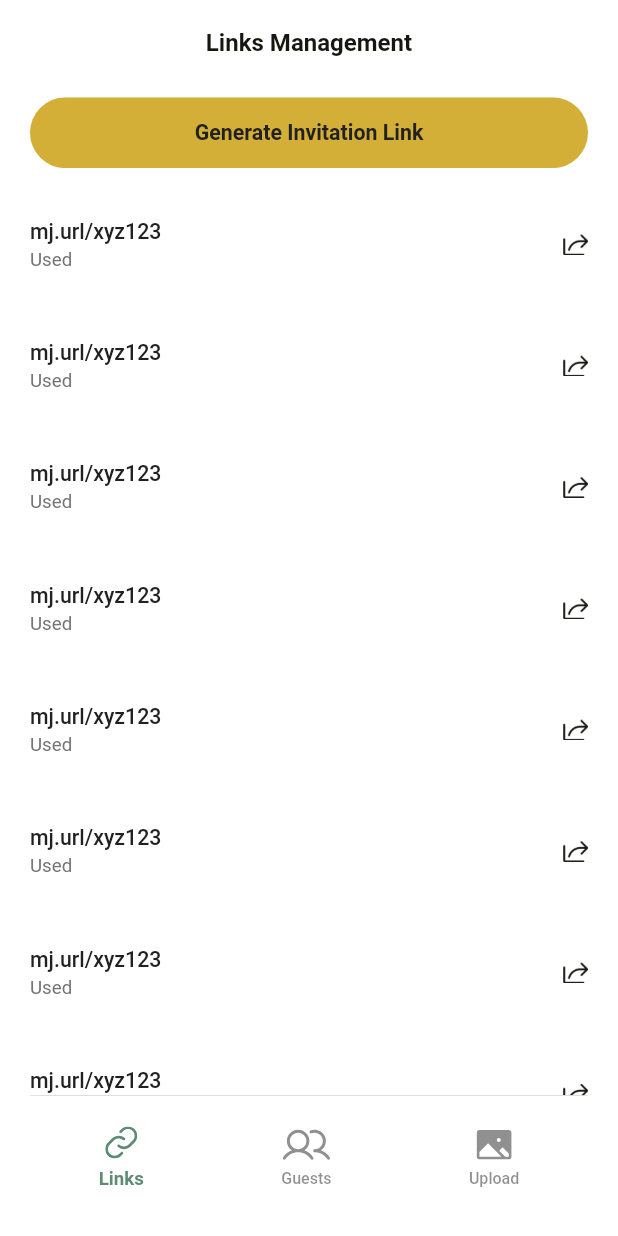
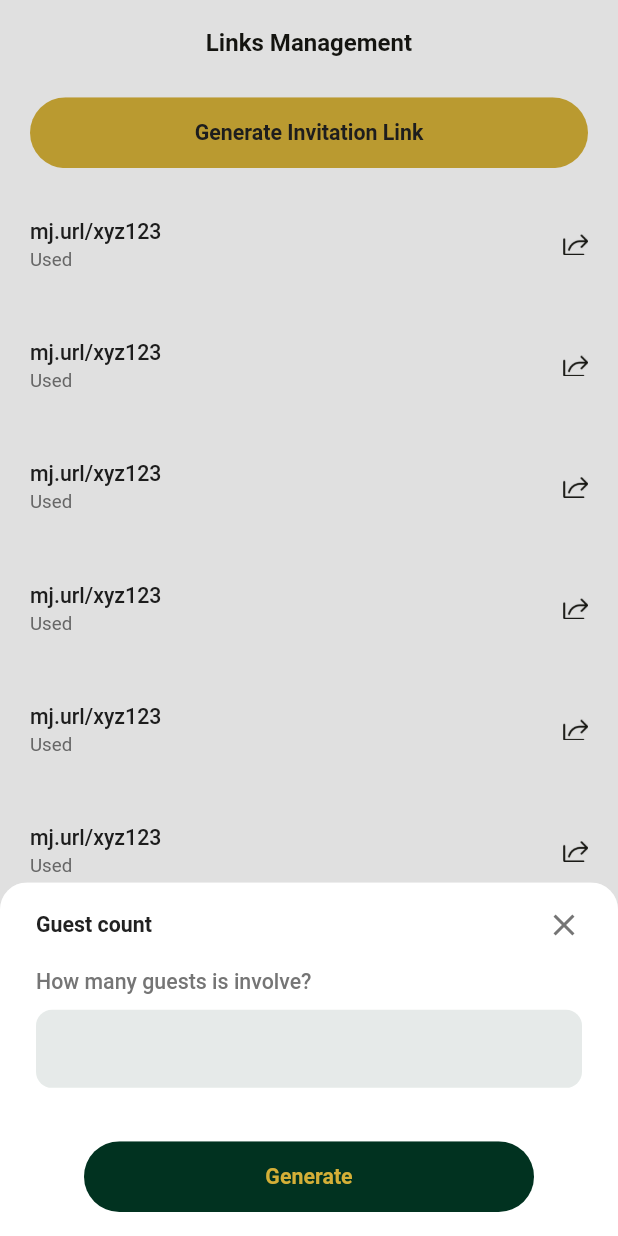
Before and after one commit to devpitch/mj25-mobile, a Flutter app: the DashboardView screen opened by its route, after a tap on "Generate Invitation Link", on a phone screen of 412 x 824 dp. Run offline on Flutter 3.47's test engine with Material 3 defaults, Android fonts, the phone set to English and light mode, and no system bars; drawn by our look-alikes of skeletonizer; our stand-ins replace another_flushbar, connectivity_plus, dio, dotted_border, flutter_hooks, flutter_image_compress and 19 more; missing offline and left inert: syncfusion_flutter_barcodes; accounts and stored records are empty; Roboto replaces fonts that are missing (SFProDisplay).

Commit message:
wip: handling guest list sheet

```diff
--- /dev/null
+++ b/lib/cores/widgets/app_bottom_sheet.dart
@@ -0,0 +1,95 @@
+import 'package:event_handler/config/theme/app_theme.dart';
+import 'package:flutter/material.dart';
+import 'package:modal_bottom_sheet/modal_bottom_sheet.dart';
+
+import 'custom_text.dart';
+
+class AppBottomSheet extends StatelessWidget {
+  const AppBottomSheet({
+    super.key,
+    required this.child,
+    this.title,
+    this.isDismissible = true,
+    this.horizontalPadding = 24,
+    this.isScrollable = true,
+  });
+
+  final Widget child;
+  final String? title;
+  final bool isDismissible;
+  final double horizontalPadding;
+  final bool isScrollable;
+
+  static Future show(
+    BuildContext context, {
+    required Widget child,
+    String title = "",
+    bool isDismissible = true,
+    double horizontalPadding = 24,
+    bool isScrollable = true,
+    bool expand = false,
+  }) {
+    return showCupertinoModalBottomSheet(
+      context: context,
+      isDismissible: isDismissible,
+      topRadius: const Radius.circular(18),
+      expand: expand,
+      builder: (_) => AppBottomSheet(
+        title: title,
+        horizontalPadding: horizontalPadding,
+        isDismissible: isDismissible,
+        isScrollable: isScrollable,
+        child: child,
+      ),
+    );
+  }
+
+  @override
+  Widget build(BuildContext context) {
+    return Material(
+      color: context.backgroundColor,
+      child: SafeArea(
+        child: Padding(
+          padding: EdgeInsets.symmetric(horizontal: horizontalPadding),
+          child: isScrollable
+              ? SingleChildScrollView(child: _buildBody(context))
+              : _buildBody(context),
+        ),
+      ),
+    );
+  }
+
+  Widget _buildBody(BuildContext context) {
+    return Column(
+      // mainAxisSize: MainAxisSize.min,
+      crossAxisAlignment: CrossAxisAlignment.start,
+      children: [
+        Padding(
+          padding: const EdgeInsets.symmetric(vertical: 16.0),
+          child: Row(
+            mainAxisAlignment: MainAxisAlignment.spaceBetween,
+            children: [
+              CustomText(
+                text: title ?? "",
+                color: context.contentPrimary,
+                size: 16,
+                weight: FontWeight.w700,
+              ),
+              Visibility(
+                visible: isDismissible,
+                child: GestureDetector(
+                  onTap: () {
+                    Navigator.pop(context);
+                  },
+                  child: Icon(Icons.clear, color: context.contentTertiary),
+                ),
+              ),
+            ],
+          ),
+        ),
+        isScrollable ? child : Expanded(child: child),
+        const SizedBox(height: 16),
+      ],
+    );
+  }
+}
--- a/lib/modules/dashboard/provider/dashboard_provider.dart
+++ b/lib/modules/dashboard/provider/dashboard_provider.dart
@@ -5,11 +5,14 @@ import 'dart:io';
 import 'package:crypto/crypto.dart';
 import 'package:event_handler/config/route/route_mapping.dart';
 import 'package:event_handler/cores/utils/image_service.dart';
+import 'package:event_handler/cores/widgets/app_bottom_sheet.dart';
 import 'package:event_handler/main.dart';
 import 'package:event_handler/modules/dashboard/models/upload_image_model.dart';
 import 'package:flutter/src/widgets/framework.dart';
 import 'package:get/get.dart';
 import 'package:hooks_riverpod/hooks_riverpod.dart';
+
+import '../widgets/dashboard_widgets_exporter.dart';
 
 class DashboardNotifier extends StateNotifier<DashboardState> {
   DashboardNotifier() : super(DashboardState());
@@ -58,6 +61,33 @@ class DashboardNotifier extends StateNotifier<DashboardState> {
       log(":: This is the error during file opening::: $e");
     }
   }
+
+  openSheet({required BuildContext context, required String type}) async {
+    try {
+      switch (type) {
+        case "generateLink":
+          {
+            AppBottomSheet.show(
+              context,
+              title: "Guest count",
+              child: UserCountBottomSheet(),
+            );
+            break;
+          }
+        case "tagGuest":
+          {
+            AppBottomSheet.show(
+              context,
+              title: "Tag Guests",
+              child: GuestListSheet(),
+            );
+            break;
+          }
+      }
+    } catch (e) {
+      log(":::: This is the error link generate :::: $e");
+    }
+  }
 }
 
 final dashboardProvider = StateNotifierProvider((_) => DashboardNotifier());
--- a/lib/modules/dashboard/screens/photo_details_screen.dart
+++ b/lib/modules/dashboard/screens/photo_details_screen.dart
@@ -53,17 +53,35 @@ class PhotoDetailsScreen extends ConsumerWidget {
               fit: BoxFit.cover,
             ),
             30.verticalSpace,
-            AppHeaderText(
-              label: "Tagged Guests",
-            ).paddingSymmetric(horizontal: AppConstants.pageHorizontalPadding),
+            TaggedGuestBuilder(),
+          ],
+        ),
+      ),
+    );
+  }
+}
+
+class TaggedGuestBuilder extends StatelessWidget {
+  final bool noPadding;
+  const TaggedGuestBuilder({super.key, this.noPadding = false});
+
+  @override
+  Widget build(BuildContext context) {
+    return Flexible(
+      child: Column(
+        crossAxisAlignment: CrossAxisAlignment.start,
+        children: [
+          AppHeaderText(label: "Tagged Guests").paddingSymmetric(
+            horizontal: noPadding ? 0 : AppConstants.pageHorizontalPadding,
+          ),
           Expanded(
             child: ListView.separated(
               shrinkWrap: true,
               padding: EdgeInsets.only(
                 bottom: 80,
                 top: 20,
-                  left: AppConstants.pageHorizontalPadding,
-                  right: AppConstants.pageHorizontalPadding,
+                left: noPadding ? 0 : AppConstants.pageHorizontalPadding,
+                right: noPadding ? 0 : AppConstants.pageHorizontalPadding,
               ),
               itemBuilder: (cxt, index) => PhotoGuestInfo(),
               separatorBuilder: (_, __) => 10.verticalSpace,
@@ -71,7 +89,6 @@ class PhotoDetailsScreen extends ConsumerWidget {
             ),
           ),
         ],
-        ),
       ),
     );
   }
--- a/lib/modules/dashboard/widgets/dashboard_widgets_exporter.dart
+++ b/lib/modules/dashboard/widgets/dashboard_widgets_exporter.dart
@@ -1,5 +1,7 @@
 export 'app_bottom_nav_box.dart';
 export 'guest_list_builder.dart';
+export 'guest_list_sheet.dart';
 export 'guet_recent_scanned_builder.dart';
 export 'link_list_builder.dart';
 export 'upload_builder.dart';
+export 'user_count_bottom_sheet.dart';
--- /dev/null
+++ b/lib/modules/dashboard/widgets/guest_list_sheet.dart
@@ -0,0 +1,40 @@
+import 'package:event_handler/config/theme/app_theme.dart';
+import 'package:event_handler/cores/utils/custom_textfield.dart';
+import 'package:event_handler/cores/utils/hex_color.dart';
+import 'package:event_handler/cores/widgets/custom_text.dart';
+import 'package:event_handler/cores/widgets/rydmie_button.dart';
+import 'package:flutter/material.dart';
+import 'package:flutter_screenutil/flutter_screenutil.dart';
+
+class GuestListSheet extends StatelessWidget {
+  const GuestListSheet({super.key});
+
+  @override
+  Widget build(BuildContext context) {
+    return Column(
+      crossAxisAlignment: CrossAxisAlignment.start,
+      children: [
+        CustomText(
+          text: "How many guests is involve?",
+          size: 16,
+          weight: FontWeight.w500,
+          color: context.contentTertiary,
+        ),
+        10.verticalSpace,
+        CustomLabelTextField(
+          hintText: "",
+          isNumber: true,
+          hintColor: HexColor("#5E8C73"),
+        ),
+        40.verticalSpace,
+        EventButton(
+          width: 300,
+          text: "Generate",
+          onClick: () {
+            Navigator.pop(context);
+          },
+        ),
+      ],
+    );
+  }
+}
--- a/lib/modules/dashboard/widgets/link_list_builder.dart
+++ b/lib/modules/dashboard/widgets/link_list_builder.dart
@@ -5,6 +5,8 @@ import 'package:event_handler/cores/utils/assets_mangment.dart';
 import 'package:event_handler/cores/utils/icon_builder.dart';
 import 'package:event_handler/cores/widgets/custom_text.dart';
 import 'package:event_handler/cores/widgets/rydmie_button.dart';
+import 'package:event_handler/main.dart';
+import 'package:event_handler/modules/dashboard/provider/dashboard_provider.dart';
 import 'package:flutter/material.dart';
 import 'package:flutter_screenutil/flutter_screenutil.dart';
 import 'package:get/get.dart';
@@ -22,7 +24,11 @@ class LinkListBuilder extends StatelessWidget {
           fillColor: context.contentSecondary,
           textColor: context.contentPrimary,
           text: "Generate Invitation Link",
-          onClick: () {},
+          onClick: () {
+            genRef!
+                .read(dashboardProvider.notifier)
+                .openSheet(context: context, type: "generateLink");
+          },
         ),
         Expanded(
           child: ListView.separated(
--- a/lib/modules/dashboard/widgets/upload_builder.dart
+++ b/lib/modules/dashboard/widgets/upload_builder.dart
@@ -8,6 +8,7 @@ import 'package:event_handler/cores/widgets/custom_text.dart';
 import 'package:event_handler/cores/widgets/rydmie_button.dart';
 import 'package:event_handler/modules/dashboard/models/upload_image_model.dart';
 import 'package:event_handler/modules/dashboard/provider/dashboard_provider.dart';
+import 'package:event_handler/modules/dashboard/screens/photo_details_screen.dart';
 import 'package:flutter/material.dart';
 import 'package:flutter_screenutil/flutter_screenutil.dart';
 import 'package:hooks_riverpod/hooks_riverpod.dart';
@@ -68,7 +69,7 @@ class UploadViewBuilder extends ConsumerWidget {
               ),
             ),
           )
-        else
+        else ...[
           Flexible(
             child: SingleChildScrollView(
               child: Column(
@@ -103,61 +104,36 @@ class UploadViewBuilder extends ConsumerWidget {
                   Row(
                     mainAxisAlignment: MainAxisAlignment.end,
                     children: [
-                      EventButton(
-                        width: 142,
-                        text: "Upload More",
-                        onClick: () {
-                          notifier.pickImages(context, isMore: true);
-                        },
+                      Flexible(
+                        child: EventButton(
+                          width: double.infinity,
+                          text: "+ Tag Guests",
+                          textColor: context.backgroundSecondary,
+                          fillColor: context.contentSecondary,
+                          onClick: () {},
+                        ),
+                      ),
+                      15.horizontalSpace,
+                      Flexible(
+                        child: EventButton(
+                          width: double.infinity,
+                          text: "Upload More",
+                          onClick: () {
+                            notifier.pickImages(context, isMore: true);
+                          },
+                        ),
                       ),
                     ],
                   ),
-                  120.verticalSpace,
                 ],
               ),
             ),
           ),
+          20.verticalSpace,
+          TaggedGuestBuilder(noPadding: true),
+          // 120.verticalSpace,
+        ],
       ],
     );
   }
 }
-
-// class LinkItemBox extends StatelessWidget {
-//   const LinkItemBox({super.key});
-//
-//   @override
-//   Widget build(BuildContext context) {
-//     return Container(
-//       height: 72,
-//       width: double.infinity,
-//       alignment: Alignment.center,
-//       child: Row(
-//         crossAxisAlignment: CrossAxisAlignment.center,
-//         mainAxisAlignment: MainAxisAlignment.spaceBetween,
-//         children: [
-//           Column(
-//             crossAxisAlignment: CrossAxisAlignment.start,
-//             mainAxisAlignment: MainAxisAlignment.center,
-//             children: [
-//               CustomText(
-//                 text: "mj.url/xyz123",
-//                 weight: FontWeight.w500,
-//                 color: ThemeColors.contentPrimary,
-//                 size: 16,
-//               ),
-//               CustomText(text: "Used", color: ThemeColors.contentTertiary),
-//             ],
-//           ),
-//           10.horizontalSpace,
-//           IconBuilder(
-//             iconPath: AppImage.refer,
-//             size: 14,
-//             onTapped: () {
-//               Get.toNamed(AppRouter.linkInvitationView);
-//             },
-//           ),
-//         ],
-//       ),
-//     );
-//   }
-// }
--- /dev/null
+++ b/lib/modules/dashboard/widgets/user_count_bottom_sheet.dart
@@ -0,0 +1,40 @@
+import 'package:event_handler/config/theme/app_theme.dart';
+import 'package:event_handler/cores/utils/custom_textfield.dart';
+import 'package:event_handler/cores/utils/hex_color.dart';
+import 'package:event_handler/cores/widgets/custom_text.dart';
+import 'package:event_handler/cores/widgets/rydmie_button.dart';
+import 'package:flutter/material.dart';
+import 'package:flutter_screenutil/flutter_screenutil.dart';
+
+class UserCountBottomSheet extends StatelessWidget {
+  const UserCountBottomSheet({super.key});
+
+  @override
+  Widget build(BuildContext context) {
+    return Column(
+      crossAxisAlignment: CrossAxisAlignment.start,
+      children: [
+        CustomText(
+          text: "How many guests is involve?",
+          size: 16,
+          weight: FontWeight.w500,
+          color: context.contentTertiary,
+        ),
+        10.verticalSpace,
+        CustomLabelTextField(
+          hintText: "",
+          isNumber: true,
+          hintColor: HexColor("#5E8C73"),
+        ),
+        40.verticalSpace,
+        EventButton(
+          width: 300,
+          text: "Generate",
+          onClick: () {
+            Navigator.pop(context);
+          },
+        ),
+      ],
+    );
+  }
+}
--- a/pubspec.yaml
+++ b/pubspec.yaml
@@ -59,6 +59,7 @@ dependencies:
   webview_flutter: ^4.13.0
   pinput: ^5.0.1
   dotted_border: ^3.1.0
+  modal_bottom_sheet: ^3.0.0
 
 dev_dependencies:
   flutter_test:
```
Also changed, not shown: pubspec.lock. Lines whose indentation alone changed are shown as unchanged.
